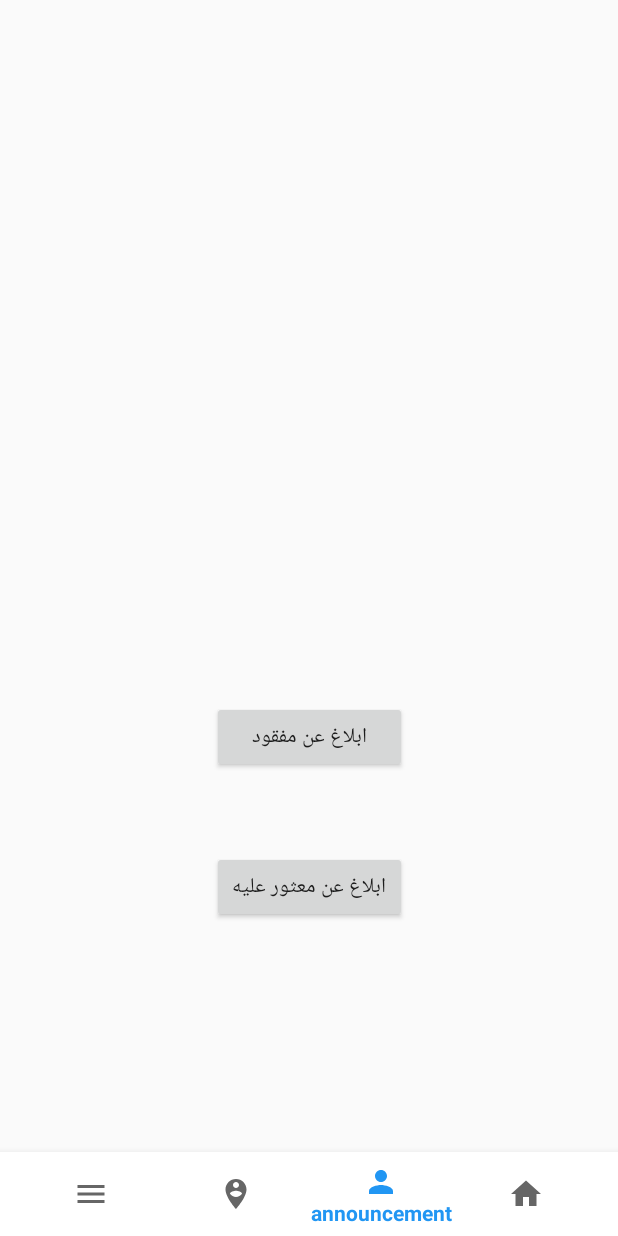
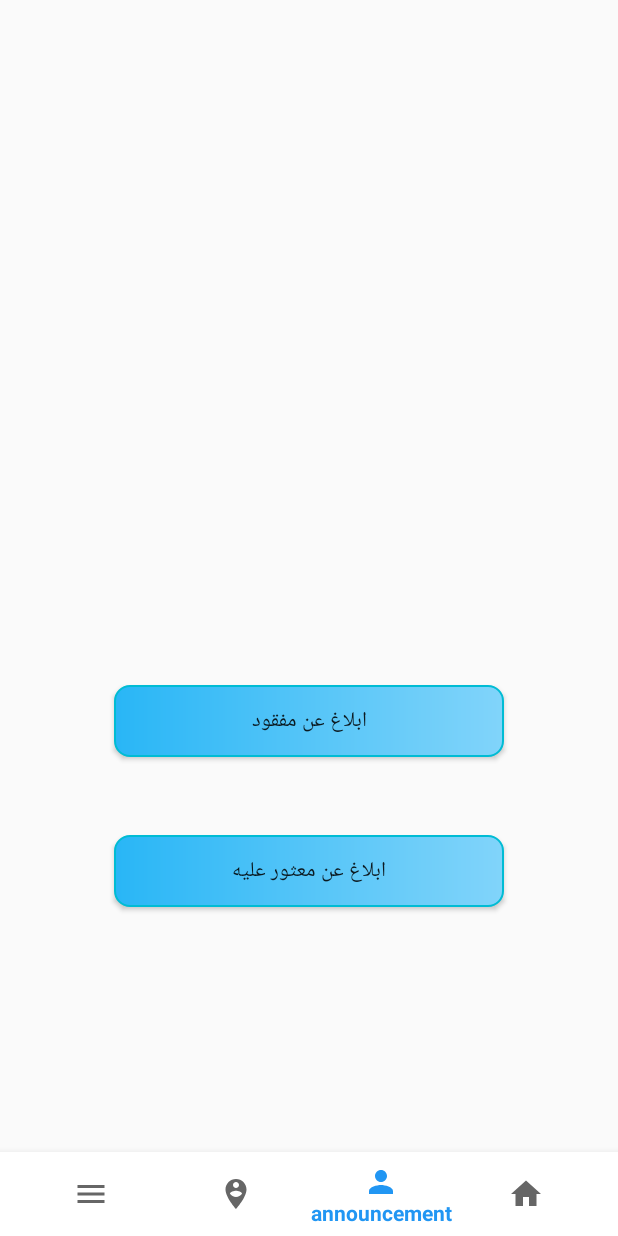
Before and after one commit to S3vior/android, an Android app: the MainFragment screen opened through its navigation route, item 3 of the bottom bar chosen, on a phone screen of 412 x 824 dp. Run offline under Robolectric (Android 15) with nearby library versions, the phone set to English and light mode, and no system bars; our stand-ins replace data binding, navigation-ui, sdp/ssp sizes.

Commit message:
navGraph

```diff
--- a/app/build.gradle
+++ b/app/build.gradle
@@ -28,9 +28,9 @@ android {
         sourceCompatibility JavaVersion.VERSION_1_8
         targetCompatibility JavaVersion.VERSION_1_8
     }
-    buildFeatures{
+    buildFeatures {
 
-        dataBinding=true
+        dataBinding = true
 
     }
     kotlinOptions {
@@ -52,6 +52,7 @@ dependencies {
     //navigation
     implementation "androidx.navigation:navigation-fragment-ktx:2.5.3"
     implementation "androidx.navigation:navigation-ui-ktx:2.5.3"
+    implementation "androidx.legacy:legacy-support-v4:1.0.0"
 
     // multi Screen size  (ssd - ssp)
     implementation 'com.intuit.sdp:sdp-android:1.1.0'
@@ -76,4 +77,7 @@ dependencies {
     // lottie animation
     def lottieVersion = "3.4.0"
     implementation "com.airbnb.android:lottie:$lottieVersion"
+
+
+
 }
--- a/app/src/main/java/com/example/s3vior/ui/activity/MainActivity.kt
+++ b/app/src/main/java/com/example/s3vior/ui/activity/MainActivity.kt
@@ -1,13 +1,14 @@
 package com.example.s3vior.ui.activity
 
+import android.os.Bundle
 import androidx.appcompat.app.AppCompatActivity
-import android.os.Bundle
 import com.example.s3vior.R
 
 class MainActivity : AppCompatActivity() {
     override fun onCreate(savedInstanceState: Bundle?) {
         super.onCreate(savedInstanceState)
         setContentView(R.layout.activity_main)
+
     }
 
 }
--- a/app/src/main/java/com/example/s3vior/ui/fragment/main/MainFragment.kt
+++ b/app/src/main/java/com/example/s3vior/ui/fragment/main/MainFragment.kt
@@ -6,69 +6,31 @@ import android.view.View
 import android.view.ViewGroup
 import androidx.databinding.DataBindingUtil
 import androidx.fragment.app.Fragment
+import androidx.navigation.findNavController
+import androidx.navigation.ui.setupWithNavController
 import com.example.s3vior.R
 import com.example.s3vior.databinding.FragmentMainBinding
-import com.example.s3vior.ui.fragment.bottomFragment.AnnouncementFragment
-import com.example.s3vior.ui.fragment.bottomFragment.HomeFragment
-import com.example.s3vior.ui.fragment.bottomFragment.MapsFragment
-import com.example.s3vior.ui.fragment.bottomFragment.MoreFragment
 
 class MainFragment : Fragment() {
-    private lateinit var binding:FragmentMainBinding
-    private val announcementFragment=AnnouncementFragment()
-    private val homeFragment=HomeFragment()
-    private val mapsFragment=MapsFragment()
-    private val moreFragment= MoreFragment()
+
+
+    private lateinit var binding: FragmentMainBinding
+
     override fun onCreateView(
         inflater: LayoutInflater, container: ViewGroup?,
         savedInstanceState: Bundle?
-    ): View  {
+    ): View {
 
-        binding=DataBindingUtil.inflate(inflater,R.layout.fragment_main, container, false)
+        binding = DataBindingUtil.inflate(inflater, R.layout.fragment_main, container, false)
 
-        initSubView()
-        addNavigationListener()
         return binding.root
     }
 
-    private fun addFragment(fragment: Fragment) {
-        val transactions = requireActivity().supportFragmentManager.beginTransaction()
-        transactions.add(R.id.fragment_container, fragment)
-        transactions.commit()
-    }
-    private fun replaceFragment(fragment: Fragment) {
-        val transactions = requireActivity().supportFragmentManager.beginTransaction()
-        transactions.replace(R.id.fragment_container, fragment)
-        transactions.commit()
+    override fun onResume() {
+        super.onResume()
+        val navController = activity?.findNavController(R.id.fragment_host)
+        binding.bottomNavigationView.setupWithNavController(navController!!)
     }
 
-    private fun initSubView() {
-        addFragment(homeFragment)
-    }
 
-    private fun addNavigationListener() {
-        binding.bottomNavigationView.setOnItemSelectedListener  { item ->
-            when (item.itemId) {
-                R.id.home -> {
-                    replaceFragment(homeFragment)
-                    true
-                }
-                R.id.report ->{
-                    replaceFragment(announcementFragment)
-                    true
-                }
-                R.id.more -> {
-                    replaceFragment(moreFragment)
-                    true
-                }
-                R.id.map ->{
-                    replaceFragment(mapsFragment)
-                    true
-
-                }
-                else -> false
-            }
-
-        }
-    }
 }
--- a/app/src/main/java/com/example/s3vior/ui/recyclerView/HomeItemAdapter.kt
+++ b/app/src/main/java/com/example/s3vior/ui/recyclerView/HomeItemAdapter.kt
@@ -48,8 +48,9 @@ class HomeItemAdapter(
 
 
 class DiffUtilHomeLists(private val oldListItem:List<Case>, private val newListItem:List<Case>):DiffUtil.Callback() {
+
+
     override fun getOldListSize()=oldListItem.size
-
     override fun getNewListSize()=newListItem.size
 
     override fun areItemsTheSame(oldItemPosition: Int, newItemPosition: Int): Boolean {
--- a/app/src/main/res/drawable/back_ground_buttons.xml
+++ b/app/src/main/res/drawable/back_ground_buttons.xml
@@ -3,7 +3,7 @@
     <stroke android:width="1dp"
         android:color="#00BCD4" />
 
-    <corners android:radius="5dp" />
+    <corners android:radius="10dp" />
 
     <gradient
 
--- a/app/src/main/res/layout/fragment_announcement.xml
+++ b/app/src/main/res/layout/fragment_announcement.xml
@@ -14,7 +14,7 @@
 
         <com.airbnb.lottie.LottieAnimationView
             android:id="@+id/searchProgressBar"
-            android:layout_width="@dimen/_200sdp"
+            android:layout_width="match_parent"
             android:layout_height="@dimen/_150sdp"
             app:layout_constraintBottom_toBottomOf="parent"
             app:layout_constraintEnd_toEndOf="parent"
@@ -27,10 +27,11 @@
 
         <Button
             android:id="@+id/button"
-            android:layout_width="@dimen/_100sdp"
+            android:layout_width="@dimen/_200sdp"
             android:layout_height="wrap_content"
             android:layout_marginTop="@dimen/_120sdp"
             android:text="@string/ReportAMissingPerson"
+            android:background="@drawable/back_ground_buttons"
             app:layout_constraintBottom_toTopOf="@+id/button2"
             app:layout_constraintEnd_toEndOf="@+id/button2"
             app:layout_constraintStart_toStartOf="@+id/button2"
@@ -38,10 +39,12 @@
 
         <Button
             android:id="@+id/button2"
-            android:layout_width="@dimen/_100sdp"
+            android:layout_width="@dimen/_200sdp"
             android:layout_height="wrap_content"
             android:text="@string/ReportFound"
             android:layout_marginTop="@dimen/_40sdp"
+            android:background="@drawable/back_ground_buttons"
+
             app:layout_constraintEnd_toEndOf="parent"
             app:layout_constraintStart_toStartOf="parent"
             app:layout_constraintTop_toBottomOf="@+id/button" />
--- a/app/src/main/res/layout/fragment_main.xml
+++ b/app/src/main/res/layout/fragment_main.xml
@@ -4,6 +4,7 @@
     xmlns:tools="http://schemas.android.com/tools">
 
     <data>
+
     </data>
 
     <androidx.constraintlayout.widget.ConstraintLayout
@@ -12,21 +13,25 @@
         tools:context=".ui.fragment.main.MainFragment">
 
         <androidx.fragment.app.FragmentContainerView
-            android:id="@+id/fragment_container"
+            android:id="@+id/fragment_host"
             android:layout_width="match_parent"
             android:layout_height="0dp"
-            app:layout_constraintBottom_toBottomOf="parent"
+            android:name="androidx.navigation.fragment.NavHostFragment"
+            app:layout_constraintBottom_toTopOf="@+id/bottomNavigationView"
             app:layout_constraintEnd_toEndOf="parent"
+            app:defaultNavHost="true"
             app:layout_constraintStart_toStartOf="parent"
-            app:layout_constraintTop_toTopOf="parent" />
+            app:layout_constraintTop_toTopOf="parent"
+            app:navGraph="@navigation/nav_main" />
+
         <com.google.android.material.bottomnavigation.BottomNavigationView
             android:id="@+id/bottomNavigationView"
             android:layout_width="match_parent"
-            app:menu="@menu/main_menu_navigation"
             android:layout_height="wrap_content"
             android:background="@color/white"
             app:layout_constraintBottom_toBottomOf="parent"
             app:layout_constraintEnd_toEndOf="parent"
-            app:layout_constraintStart_toStartOf="parent" />
+            app:layout_constraintStart_toStartOf="parent"
+            app:menu="@menu/main_menu_navigation" />
     </androidx.constraintlayout.widget.ConstraintLayout>
 </layout>
--- a/app/src/main/res/layout/fragment_person_details.xml
+++ b/app/src/main/res/layout/fragment_person_details.xml
@@ -19,8 +19,7 @@
                 android:id="@+id/categoryName"
                 android:layout_width="match_parent"
                 android:layout_height="wrap_content"
-                android:background="@drawable/action_bar_background"
-                android:fontFamily="@font/tajawal_bold"
+                 android:fontFamily="@font/tajawal_bold"
                 android:gravity="center"
                 android:paddingVertical="@dimen/_10sdp"
                 android:paddingEnd="@dimen/_15sdp"
@@ -185,7 +184,8 @@
                 android:layout_width="match_parent"
                 android:layout_height="@dimen/_100sdp"
                 android:orientation="horizontal"
-                android:background="#e0e0e0"
+                android:layout_margin="@dimen/_10sdp"
+                android:background="#F8F8F8"
                 app:layout_constraintEnd_toEndOf="parent"
                 app:layout_constraintStart_toStartOf="parent"
                 app:layout_constraintBottom_toBottomOf="parent"
--- a/app/src/main/res/menu/main_menu_navigation.xml
+++ b/app/src/main/res/menu/main_menu_navigation.xml
@@ -1,29 +1,30 @@
 <?xml version="1.0" encoding="utf-8"?>
 <menu xmlns:android="http://schemas.android.com/apk/res/android">
 
-
     <item
-        android:id="@+id/more"
+        android:id="@+id/_MoreFragment"
         android:enabled="true"
         android:icon="@drawable/baseline_menu_24"
         android:title="@string/more" />
 
 
     <item
-        android:id="@+id/map"
+        android:id="@+id/_MapsFragment"
         android:enabled="true"
         android:icon="@drawable/baseline_person_pin_circle_24"
         android:title="@string/map" />
 
 
     <item
-        android:id="@+id/report"
+        android:id="@+id/_AnnouncementFragment"
         android:enabled="true"
         android:icon="@drawable/baseline_person_24"
         android:title="@string/announcement" />
 
+
+
     <item
-        android:id="@+id/home"
+        android:id="@+id/_HomeFragment"
         android:enabled="true"
         android:icon="@drawable/baseline_home_24"
         android:title="@string/home" />
--- /dev/null
+++ b/app/src/main/res/navigation/nav_main.xml
@@ -0,0 +1,29 @@
+<?xml version="1.0" encoding="utf-8"?>
+<navigation xmlns:android="http://schemas.android.com/apk/res/android"
+    xmlns:app="http://schemas.android.com/apk/res-auto"
+    xmlns:tools="http://schemas.android.com/tools"
+    android:id="@+id/nav_main"
+    app:startDestination="@id/_HomeFragment">
+
+    <fragment
+        android:id="@+id/_HomeFragment"
+        android:name="com.example.s3vior.ui.fragment.bottomFragment.HomeFragment"
+        android:label="_HomeFragment"
+        tools:layout="@layout/fragment_home" />
+    <fragment
+        android:id="@+id/_AnnouncementFragment"
+        android:name="com.example.s3vior.ui.fragment.bottomFragment.AnnouncementFragment"
+        android:label="_AnnouncementFragment"
+        tools:layout="@layout/fragment_announcement" />
+    <fragment
+        android:id="@+id/_MoreFragment"
+        android:name="com.example.s3vior.ui.fragment.bottomFragment.MoreFragment"
+        android:label="_MoreFragment"
+        tools:layout="@layout/fragment_more" />
+
+    <fragment
+        android:id="@+id/_MapsFragment"
+        android:name="com.example.s3vior.ui.fragment.bottomFragment.MapsFragment"
+        android:label="_MapsFragment"
+        tools:layout="@layout/fragment_maps" />
+</navigation>
```
